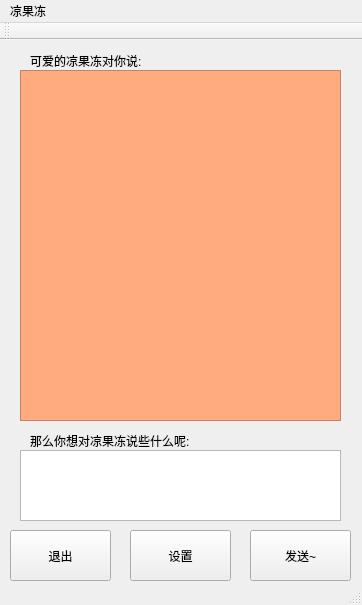
Qt form 0_1_6/mainwindow.ui (Fydui/AI-L-jelly) before a commit.
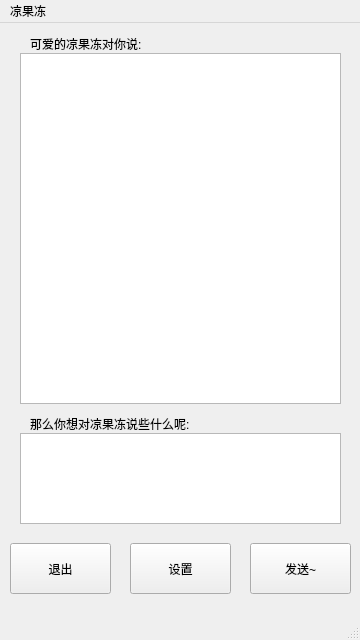
The same form after that commit.

Commit message: 新建界面..未完工

Patch:
```diff
--- a/0_1_6/mainwindow.ui
+++ b/0_1_6/mainwindow.ui
@@ -6,10 +6,16 @@
    <rect>
     <x>0</x>
     <y>0</y>
-    <width>362</width>
-    <height>605</height>
+    <width>360</width>
+    <height>640</height>
    </rect>
   </property>
+  <property name="sizePolicy">
+   <sizepolicy hsizetype="Fixed" vsizetype="Fixed">
+    <horstretch>0</horstretch>
+    <verstretch>0</verstretch>
+   </sizepolicy>
+  </property>
   <property name="mouseTracking">
    <bool>false</bool>
   </property>
@@ -24,11 +30,17 @@
     <property name="geometry">
      <rect>
       <x>250</x>
-      <y>490</y>
+      <y>520</y>
       <width>101</width>
       <height>51</height>
      </rect>
     </property>
+    <property name="sizePolicy">
+     <sizepolicy hsizetype="Expanding" vsizetype="Expanding">
+      <horstretch>0</horstretch>
+      <verstretch>0</verstretch>
+     </sizepolicy>
+    </property>
     <property name="text">
      <string>发送~</string>
     </property>
@@ -37,11 +49,17 @@
     <property name="geometry">
      <rect>
       <x>10</x>
-      <y>490</y>
+      <y>520</y>
       <width>101</width>
       <height>51</height>
      </rect>
     </property>
+    <property name="sizePolicy">
+     <sizepolicy hsizetype="Expanding" vsizetype="Expanding">
+      <horstretch>0</horstretch>
+      <verstretch>0</verstretch>
+     </sizepolicy>
+    </property>
     <property name="text">
      <string>退出</string>
     </property>
@@ -50,11 +68,17 @@
     <property name="geometry">
      <rect>
       <x>130</x>
-      <y>490</y>
+      <y>520</y>
       <width>101</width>
       <height>51</height>
      </rect>
     </property>
+    <property name="sizePolicy">
+     <sizepolicy hsizetype="Expanding" vsizetype="Expanding">
+      <horstretch>0</horstretch>
+      <verstretch>0</verstretch>
+     </sizepolicy>
+    </property>
     <property name="text">
      <string>设置</string>
     </property>
@@ -96,7 +120,6 @@
     </property>
     <property name="styleSheet">
      <string notr="true">font: 11pt &quot;Adobe 楷体 Std R&quot;;
-background-color: rgb(255, 170, 127);
 color: rgb(170, 56, 72);</string>
     </property>
     <property name="html">
@@ -113,7 +136,7 @@
       <x>20</x>
       <y>410</y>
       <width>321</width>
-      <height>71</height>
+      <height>91</height>
      </rect>
     </property>
     <property name="styleSheet">
@@ -121,21 +144,13 @@
     </property>
    </widget>
   </widget>
-  <widget class="QToolBar" name="mainToolBar">
-   <attribute name="toolBarArea">
-    <enum>TopToolBarArea</enum>
-   </attribute>
-   <attribute name="toolBarBreak">
-    <bool>false</bool>
-   </attribute>
-  </widget>
   <widget class="QStatusBar" name="statusBar"/>
   <widget class="QMenuBar" name="menuBar">
    <property name="geometry">
     <rect>
      <x>0</x>
      <y>0</y>
-     <width>362</width>
+     <width>360</width>
      <height>22</height>
     </rect>
    </property>
```
The commit also changes 4 other files.
